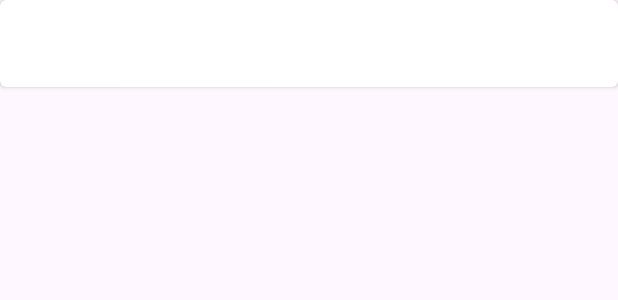
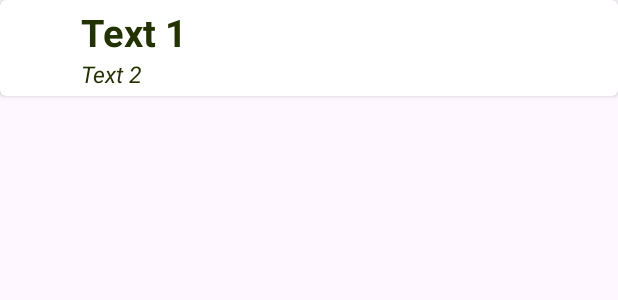
Before and after one commit to prostoicchelovek/Recyclerrr, an Android app: the layout recycler.xml on its own in the app's theme, with its tools: preview values and no code run, on a phone screen of 412 x 824 dp. Shown: the top 300 px of the screen. Run offline under Robolectric (Android 15) with nearby library versions, the phone set to English and light mode, and no system bars.

Commit message:
recycler and card 1

```diff
--- a/app/src/main/java/com/example/recyclerrr/MainActivity.java
+++ b/app/src/main/java/com/example/recyclerrr/MainActivity.java
@@ -3,6 +3,8 @@ package com.example.recyclerrr;
 import androidx.appcompat.app.AppCompatActivity;
 
 import android.os.Bundle;
+
+import java.util.ArrayList;
 
 public class MainActivity extends AppCompatActivity {
 
@@ -10,5 +12,9 @@ public class MainActivity extends AppCompatActivity {
     protected void onCreate(Bundle savedInstanceState) {
         super.onCreate(savedInstanceState);
         setContentView(R.layout.activity_main);
+        ArrayList<RecyclerrrItem> recyclerrrItems = new ArrayList<>();
+        recyclerrrItems.add(new RecyclerrrItem(R.drawable.baseline_emoji_emotions_24,"Happy","Life is fun!"));
+        recyclerrrItems.add(new RecyclerrrItem(R.drawable.baseline_sentiment_neutral_24,"Neutral","Life is bad("));
+        recyclerrrItems.add(new RecyclerrrItem(R.drawable.baseline_mood_bad_24,"Neutral","Life is life"));
     }
 }
--- /dev/null
+++ b/app/src/main/res/drawable/baseline_emoji_emotions_24.xml
@@ -0,0 +1,5 @@
+<vector android:height="24dp" android:tint="#000000"
+    android:viewportHeight="24" android:viewportWidth="24"
+    android:width="24dp" xmlns:android="http://schemas.android.com/apk/res/android">
+    <path android:fillColor="@android:color/white" android:pathData="M11.99,2C6.47,2 2,6.48 2,12c0,5.52 4.47,10 9.99,10C17.52,22 22,17.52 22,12C22,6.48 17.52,2 11.99,2zM8.5,8C9.33,8 10,8.67 10,9.5S9.33,11 8.5,11S7,10.33 7,9.5S7.67,8 8.5,8zM12,18c-2.28,0 -4.22,-1.66 -5,-4h10C16.22,16.34 14.28,18 12,18zM15.5,11c-0.83,0 -1.5,-0.67 -1.5,-1.5S14.67,8 15.5,8S17,8.67 17,9.5S16.33,11 15.5,11z"/>
+</vector>
--- /dev/null
+++ b/app/src/main/res/drawable/baseline_mood_bad_24.xml
@@ -0,0 +1,5 @@
+<vector android:height="24dp" android:tint="#000000"
+    android:viewportHeight="24" android:viewportWidth="24"
+    android:width="24dp" xmlns:android="http://schemas.android.com/apk/res/android">
+    <path android:fillColor="@android:color/white" android:pathData="M11.99,2C6.47,2 2,6.48 2,12s4.47,10 9.99,10C17.52,22 22,17.52 22,12S17.52,2 11.99,2zM12,20c-4.42,0 -8,-3.58 -8,-8s3.58,-8 8,-8 8,3.58 8,8 -3.58,8 -8,8zM15.5,11c0.83,0 1.5,-0.67 1.5,-1.5S16.33,8 15.5,8 14,8.67 14,9.5s0.67,1.5 1.5,1.5zM8.5,11c0.83,0 1.5,-0.67 1.5,-1.5S9.33,8 8.5,8 7,8.67 7,9.5 7.67,11 8.5,11zM12,14c-2.33,0 -4.31,1.46 -5.11,3.5h10.22c-0.8,-2.04 -2.78,-3.5 -5.11,-3.5z"/>
+</vector>
--- a/app/src/main/res/layout/recycler.xml
+++ b/app/src/main/res/layout/recycler.xml
@@ -6,13 +6,35 @@
     android:layout_height="wrap_content"
     xmlns:app="http://schemas.android.com/apk/res-auto"
     app:cardCornerRadius="4dp">
+
     <RelativeLayout
         android:layout_width="match_parent"
         android:layout_height="match_parent"
         android:layout_margin="4dp">
         <ImageView
+            android:id="@+id/imageView"
             android:layout_width="50dp"
             android:layout_height="50dp"
-            android:padding="4dp"></ImageView>
+            android:padding="4dp"/>
+        <TextView
+            android:id="@+id/textView1"
+            android:layout_width="wrap_content"
+            android:layout_height="wrap_content"
+            android:text="Text 1"
+            android:textSize="25sp"
+            android:textStyle="bold"
+            android:textColor="#233201"
+            android:layout_alignParentTop="true"
+            android:layout_toEndOf="@id/imageView"/>
+        <TextView
+            android:id="@+id/textView2"
+            android:layout_width="wrap_content"
+            android:layout_height="wrap_content"
+            android:text="Text 2"
+            android:textSize="15sp"
+            android:textStyle="italic"
+            android:textColor="#233201"
+            android:layout_below="@id/textView1"
+            android:layout_toEndOf="@id/imageView"/>
     </RelativeLayout>
 </androidx.cardview.widget.CardView>
```
Also changed, not shown: app/src/main/java/com/example/recyclerrr/RecyclerrrItem.java (added, +25 -0 lines), app/src/main/res/drawable/baseline_sentiment_neutral_24.xml (added, +8 -0 lines).
